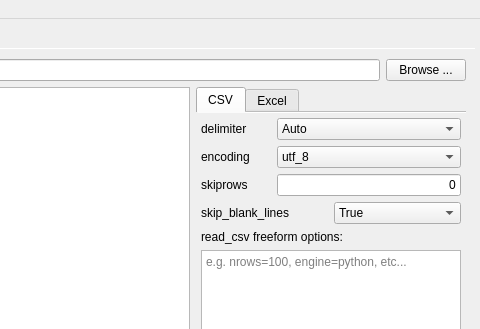
Above: form.ui from kevinanewman/colliderscope2024 before the change; both pictures show x 603 to 1083 and y 0 to 329 of the 1083 by 723 pixel window. Below: the same form after it.
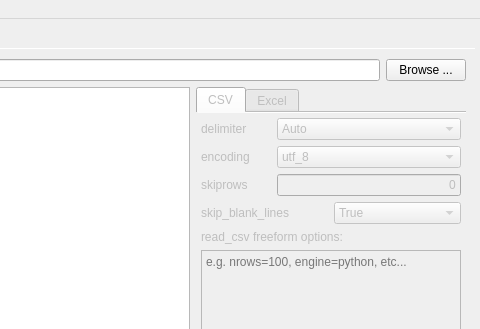
That is the form after the change.

Commit message: improved import enable behavior

What changed in the file:
```diff
--- a/form.ui
+++ b/form.ui
@@ -198,7 +198,7 @@
               <item>
                <widget class="QTabWidget" name="file_import_tabWidget">
                 <property name="enabled">
-                 <bool>true</bool>
+                 <bool>false</bool>
                 </property>
                 <property name="sizePolicy">
                  <sizepolicy hsizetype="Fixed" vsizetype="MinimumExpanding">
```
Left out of the diff: 6 changed lines with no effect on the pictures. The commit also changes 2 other files.
